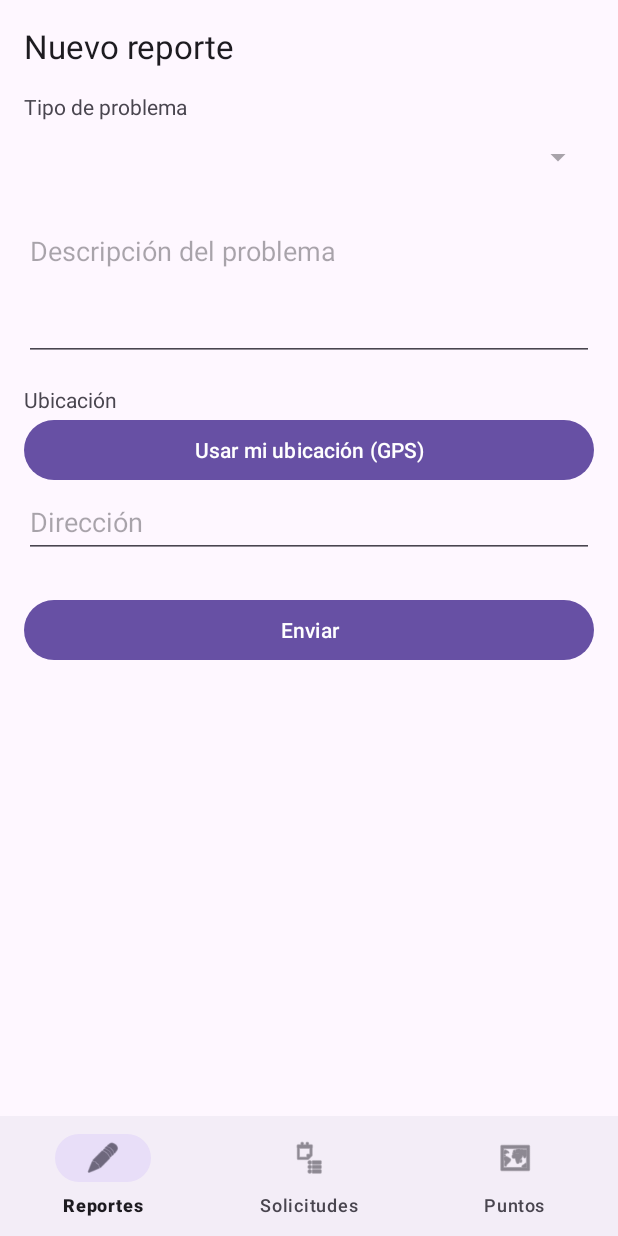
After one commit to Brandon-SGB/Computacion_Movil_EcoBogota, an Android app: the fragment NuevoReporteFragment placed in its activity, on a phone screen of 412 x 824 dp. The commit adds this screen. Run offline under Robolectric (Android 15) with nearby library versions, the phone set to English and light mode, and no system bars.

Commit message:
P3c: nuevo reporte sin cámara (HU-06)
- Botón Nuevo reporte en Reportes que abre NuevoReporteFragment con
  NuevoReporteViewModel.
- Descripción obligatoria (CP-06-03); ubicación por GPS o dirección
  manual (CP-06-05/06), con la lectura del GPS pendiente (DA-7).
- Sin conexión el reporte no se envía ni se guarda.
- La foto con CameraX queda pendiente de aprobar la versión.
- Pruebas locales de las validaciones.

```diff
--- /dev/null
+++ b/app/src/main/java/co/edu/uniminuto/Movil_EcoBogota/ui/NuevoReporteFragment.java
@@ -0,0 +1,144 @@
+package co.edu.uniminuto.Movil_EcoBogota.ui;
+
+import android.Manifest;
+import android.content.pm.PackageManager;
+import android.os.Bundle;
+import android.util.Log;
+import android.view.LayoutInflater;
+import android.view.View;
+import android.view.ViewGroup;
+import android.widget.Button;
+import android.widget.EditText;
+import android.widget.ProgressBar;
+import android.widget.Spinner;
+import android.widget.TextView;
+import android.widget.Toast;
+
+import androidx.activity.result.ActivityResultLauncher;
+import androidx.activity.result.contract.ActivityResultContracts;
+import androidx.annotation.NonNull;
+import androidx.annotation.Nullable;
+import androidx.core.content.ContextCompat;
+import androidx.fragment.app.Fragment;
+import androidx.lifecycle.ViewModelProvider;
+
+import java.util.Map;
+
+import co.edu.uniminuto.Movil_EcoBogota.R;
+
+//Formulario de nuevo reporte (HU-06)
+public class NuevoReporteFragment extends Fragment {
+
+    //Permisos de ubicación
+    private static final String[] PERMISOS_UBICACION = {
+            Manifest.permission.ACCESS_FINE_LOCATION,
+            Manifest.permission.ACCESS_COARSE_LOCATION
+    };
+
+    //Vistas
+    private Spinner spTipoProblema;
+    private EditText etDescripcion;
+    private EditText etDireccion;
+    private Button btnGps;
+    private Button btnEnviarReporte;
+    private ProgressBar pbNuevoReporte;
+    private TextView tvEstadoNuevoReporte;
+
+    //ViewModel de la pantalla
+    private NuevoReporteViewModel viewModel;
+
+    //Solicitud del permiso de ubicación; en un Fragment la respuesta llega por este registro
+    private final ActivityResultLauncher<String[]> solicitudPermisoUbicacion =
+            registerForActivityResult(new ActivityResultContracts.RequestMultiplePermissions(),
+                    this::onRespuestaPermisoUbicacion);
+
+    @Nullable
+    @Override
+    public View onCreateView(@NonNull LayoutInflater inflater, @Nullable ViewGroup container,
+                             @Nullable Bundle savedInstanceState) {
+        return inflater.inflate(R.layout.fragment_nuevo_reporte, container, false);
+    }
+
+    @Override
+    public void onViewCreated(@NonNull View view, @Nullable Bundle savedInstanceState) {
+        super.onViewCreated(view, savedInstanceState);
+        initObjects(view);
+        observarViewModel();
+        btnGps.setOnClickListener(this::usarGps);
+        btnEnviarReporte.setOnClickListener(this::enviarReporte);
+    }
+
+    //Método para enlazar los objetos de la vista con la parte lógica
+    private void initObjects(View view) {
+        spTipoProblema = view.findViewById(R.id.spTipoProblema);
+        etDescripcion = view.findViewById(R.id.etDescripcion);
+        etDireccion = view.findViewById(R.id.etDireccion);
+        btnGps = view.findViewById(R.id.btnGps);
+        btnEnviarReporte = view.findViewById(R.id.btnEnviarReporte);
+        pbNuevoReporte = view.findViewById(R.id.pbNuevoReporte);
+        tvEstadoNuevoReporte = view.findViewById(R.id.tvEstadoNuevoReporte);
+        //Los tipos de problema llegan del backend; mientras tanto la lista queda deshabilitada
+        spTipoProblema.setEnabled(false);
+        viewModel = new ViewModelProvider(this).get(NuevoReporteViewModel.class);
+    }
+
+    //Método para observar el estado, el mensaje y los errores de los campos
+    private void observarViewModel() {
+        viewModel.getMensaje().observe(getViewLifecycleOwner(), tvEstadoNuevoReporte::setText);
+        viewModel.getEstado().observe(getViewLifecycleOwner(), this::mostrarEstado);
+        viewModel.getErrorDescripcion().observe(getViewLifecycleOwner(), etDescripcion::setError);
+        viewModel.getErrorDireccion().observe(getViewLifecycleOwner(), etDireccion::setError);
+    }
+
+    //Método para mostrar las vistas según el estado
+    private void mostrarEstado(EstadoUi estado) {
+        boolean cargando = estado == EstadoUi.CARGANDO;
+        pbNuevoReporte.setVisibility(cargando ? View.VISIBLE : View.GONE);
+        btnEnviarReporte.setEnabled(!cargando);
+        tvEstadoNuevoReporte.setVisibility(cargando ? View.GONE : View.VISIBLE);
+    }
+
+    //Método del botón Enviar
+    private void enviarReporte(View view) {
+        viewModel.enviar(etDescripcion.getText().toString(), etDireccion.getText().toString());
+    }
+
+    //Método del botón GPS: comprueba el permiso y lo solicita si hace falta
+    private void usarGps(View view) {
+        try {
+            if (tienePermisoUbicacion()) {
+                avisarGpsPendiente();
+            } else {
+                solicitudPermisoUbicacion.launch(PERMISOS_UBICACION);
+            }
+        } catch (Exception e) {
+            Log.i("ubicacion", "error con el permiso de ubicación " + e.getMessage());
+        }
+    }
+
+    //Método que recibe la respuesta del usuario al permiso de ubicación
+    private void onRespuestaPermisoUbicacion(Map<String, Boolean> resultado) {
+        if (resultado.containsValue(Boolean.TRUE)) {
+            avisarGpsPendiente();
+        } else {
+            Toast.makeText(requireContext(), R.string.permiso_ubicacion_denegado, Toast.LENGTH_LONG).show();
+            etDireccion.requestFocus();
+        }
+    }
+
+    //Método para comprobar si se concedió alguno de los permisos de ubicación
+    private boolean tienePermisoUbicacion() {
+        for (String permiso : PERMISOS_UBICACION) {
+            if (ContextCompat.checkSelfPermission(requireContext(), permiso) == PackageManager.PERMISSION_GRANTED) {
+                return true;
+            }
+        }
+        return false;
+    }
+
+    //La lectura de la ubicación queda pendiente hasta habilitar play-services-location (DA-7)
+    private void avisarGpsPendiente() {
+        Toast.makeText(requireContext(), R.string.gps_pendiente, Toast.LENGTH_LONG).show();
+        etDireccion.requestFocus();
+    }
+}
--- /dev/null
+++ b/app/src/main/java/co/edu/uniminuto/Movil_EcoBogota/ui/NuevoReporteViewModel.java
@@ -0,0 +1,62 @@
+package co.edu.uniminuto.Movil_EcoBogota.ui;
+
+import android.app.Application;
+
+import androidx.annotation.NonNull;
+import androidx.lifecycle.LiveData;
+import androidx.lifecycle.MutableLiveData;
+
+import co.edu.uniminuto.Movil_EcoBogota.R;
+
+//ViewModel del formulario de nuevo reporte (HU-06)
+public class NuevoReporteViewModel extends FormularioViewModel {
+
+    //Errores de los campos; null cuando el campo es válido
+    private final MutableLiveData<String> errorDescripcion = new MutableLiveData<>();
+    private final MutableLiveData<String> errorDireccion = new MutableLiveData<>();
+
+    //La ubicación por GPS no se lee hasta habilitar play-services-location (DA-7)
+    private boolean ubicacionGps = false;
+
+    public NuevoReporteViewModel(@NonNull Application application) {
+        super(application);
+    }
+
+    public LiveData<String> getErrorDescripcion() {
+        return errorDescripcion;
+    }
+
+    public LiveData<String> getErrorDireccion() {
+        return errorDireccion;
+    }
+
+    //Método para validar y enviar el reporte
+    public void enviar(String descripcion, String direccion) {
+        int validacionDescripcion = validarDescripcion(descripcion);
+        int validacionUbicacion = validarUbicacion(ubicacionGps, direccion);
+        errorDescripcion.setValue(textoError(validacionDescripcion));
+        errorDireccion.setValue(textoError(validacionUbicacion));
+        if (validacionDescripcion != VALIDO) {
+            mostrarError(validacionDescripcion);
+            return;
+        }
+        if (validacionUbicacion != VALIDO) {
+            mostrarError(validacionUbicacion);
+            return;
+        }
+        enviarSinServicio(R.string.reporte_no_enviado_sin_conexion);
+    }
+
+    //La descripción es obligatoria (CP-06-03)
+    static int validarDescripcion(String texto) {
+        if (texto == null || texto.trim().isEmpty()) {
+            return R.string.error_descripcion_obligatoria;
+        }
+        return VALIDO;
+    }
+
+    //Método auxiliar que convierte el resultado de una validación en texto
+    private String textoError(int validacion) {
+        return validacion == VALIDO ? null : getApplication().getString(validacion);
+    }
+}
--- a/app/src/main/java/co/edu/uniminuto/Movil_EcoBogota/ui/ReportesFragment.java
+++ b/app/src/main/java/co/edu/uniminuto/Movil_EcoBogota/ui/ReportesFragment.java
@@ -4,6 +4,8 @@ import android.os.Bundle;
 import android.view.LayoutInflater;
 import android.view.View;
 import android.view.ViewGroup;
+import android.util.Log;
+import android.widget.Button;
 import android.widget.ProgressBar;
 import android.widget.TextView;
 
@@ -23,6 +25,7 @@ public class ReportesFragment extends Fragment {
     private RecyclerView rvReportes;
     private ProgressBar pbReportes;
     private TextView tvEstadoReportes;
+    private Button btnNuevoReporte;
 
     //ViewModel de la pantalla
     private ReportesViewModel viewModel;
@@ -39,8 +42,22 @@ public class ReportesFragment extends Fragment {
         super.onViewCreated(view, savedInstanceState);
         initObjects(view);
         observarViewModel();
+        btnNuevoReporte.setOnClickListener(this::abrirNuevoReporte);
         if (viewModel.getEstado().getValue() == null) {
             viewModel.cargar();
+        }
+    }
+
+    //Método del botón Nuevo reporte: abre el formulario y permite volver con Atrás
+    private void abrirNuevoReporte(View view) {
+        try {
+            getParentFragmentManager()
+                    .beginTransaction()
+                    .replace(R.id.frContenedor, new NuevoReporteFragment())
+                    .addToBackStack(null)
+                    .commit();
+        } catch (Exception e) {
+            Log.i("navegacion", "error al abrir el nuevo reporte " + e.getMessage());
         }
     }
 
@@ -49,6 +66,7 @@ public class ReportesFragment extends Fragment {
         rvReportes = view.findViewById(R.id.rvReportes);
         pbReportes = view.findViewById(R.id.pbReportes);
         tvEstadoReportes = view.findViewById(R.id.tvEstadoReportes);
+        btnNuevoReporte = view.findViewById(R.id.btnNuevoReporte);
         //El adaptador se agrega cuando exista el contrato del backend
         rvReportes.setLayoutManager(new LinearLayoutManager(requireContext()));
         viewModel = new ViewModelProvider(this).get(ReportesViewModel.class);
--- /dev/null
+++ b/app/src/main/res/layout/fragment_nuevo_reporte.xml
@@ -0,0 +1,90 @@
+<?xml version="1.0" encoding="utf-8"?>
+<ScrollView xmlns:android="http://schemas.android.com/apk/res/android"
+    android:layout_width="match_parent"
+    android:layout_height="match_parent">
+
+    <LinearLayout
+        android:layout_width="match_parent"
+        android:layout_height="wrap_content"
+        android:orientation="vertical"
+        android:padding="16dp">
+
+        <TextView
+            android:id="@+id/tvTituloNuevoReporte"
+            android:layout_width="match_parent"
+            android:layout_height="wrap_content"
+            android:text="@string/titulo_nuevo_reporte"
+            android:textAppearance="?attr/textAppearanceTitleLarge" />
+
+        <TextView
+            android:id="@+id/tvTipoProblema"
+            android:layout_width="match_parent"
+            android:layout_height="wrap_content"
+            android:layout_marginTop="16dp"
+            android:labelFor="@id/spTipoProblema"
+            android:text="@string/item_tipo_problema_reporte" />
+
+        <Spinner
+            android:id="@+id/spTipoProblema"
+            android:layout_width="match_parent"
+            android:layout_height="wrap_content"
+            android:minHeight="48dp" />
+
+        <EditText
+            android:id="@+id/etDescripcion"
+            android:layout_width="match_parent"
+            android:layout_height="wrap_content"
+            android:layout_marginTop="16dp"
+            android:autofillHints=""
+            android:gravity="top"
+            android:hint="@string/hint_descripcion"
+            android:inputType="textMultiLine|textCapSentences"
+            android:minHeight="96dp" />
+
+        <TextView
+            android:id="@+id/tvUbicacion"
+            android:layout_width="match_parent"
+            android:layout_height="wrap_content"
+            android:layout_marginTop="16dp"
+            android:text="@string/item_ubicacion_reporte" />
+
+        <Button
+            android:id="@+id/btnGps"
+            android:layout_width="match_parent"
+            android:layout_height="wrap_content"
+            android:text="@string/btn_gps" />
+
+        <EditText
+            android:id="@+id/etDireccion"
+            android:layout_width="match_parent"
+            android:layout_height="wrap_content"
+            android:autofillHints="postalAddress"
+            android:hint="@string/hint_direccion"
+            android:inputType="textPostalAddress"
+            android:minHeight="48dp" />
+
+        <Button
+            android:id="@+id/btnEnviarReporte"
+            android:layout_width="match_parent"
+            android:layout_height="wrap_content"
+            android:layout_marginTop="24dp"
+            android:text="@string/btn_enviar" />
+
+        <ProgressBar
+            android:id="@+id/pbNuevoReporte"
+            android:layout_width="wrap_content"
+            android:layout_height="wrap_content"
+            android:layout_gravity="center_horizontal"
+            android:layout_marginTop="16dp"
+            android:visibility="gone" />
+
+        <TextView
+            android:id="@+id/tvEstadoNuevoReporte"
+            android:layout_width="match_parent"
+            android:layout_height="wrap_content"
+            android:layout_marginTop="16dp"
+            android:gravity="center"
+            android:visibility="gone" />
+    </LinearLayout>
+
+</ScrollView>
--- a/app/src/main/res/values/strings.xml
+++ b/app/src/main/res/values/strings.xml
@@ -54,4 +54,11 @@
     <string name="error_cantidad_numerica">La cantidad debe ser un número</string>
     <string name="error_cantidad_mayor_cero">La cantidad debe ser mayor que 0</string>
     <string name="solicitud_no_enviada_sin_conexion">La solicitud no fue enviada: sin conexión a internet</string>
+
+    <!-- Nuevo reporte (HU-06) -->
+    <string name="btn_nuevo_reporte">Nuevo reporte</string>
+    <string name="titulo_nuevo_reporte">Nuevo reporte</string>
+    <string name="hint_descripcion">Descripción del problema</string>
+    <string name="error_descripcion_obligatoria">La descripción es obligatoria</string>
+    <string name="reporte_no_enviado_sin_conexion">El reporte no fue enviado: sin conexión a internet</string>
 </resources>
```
Also changed, not shown: app/src/main/res/layout/fragment_reportes.xml (+7 -0 lines), 1 other file.
